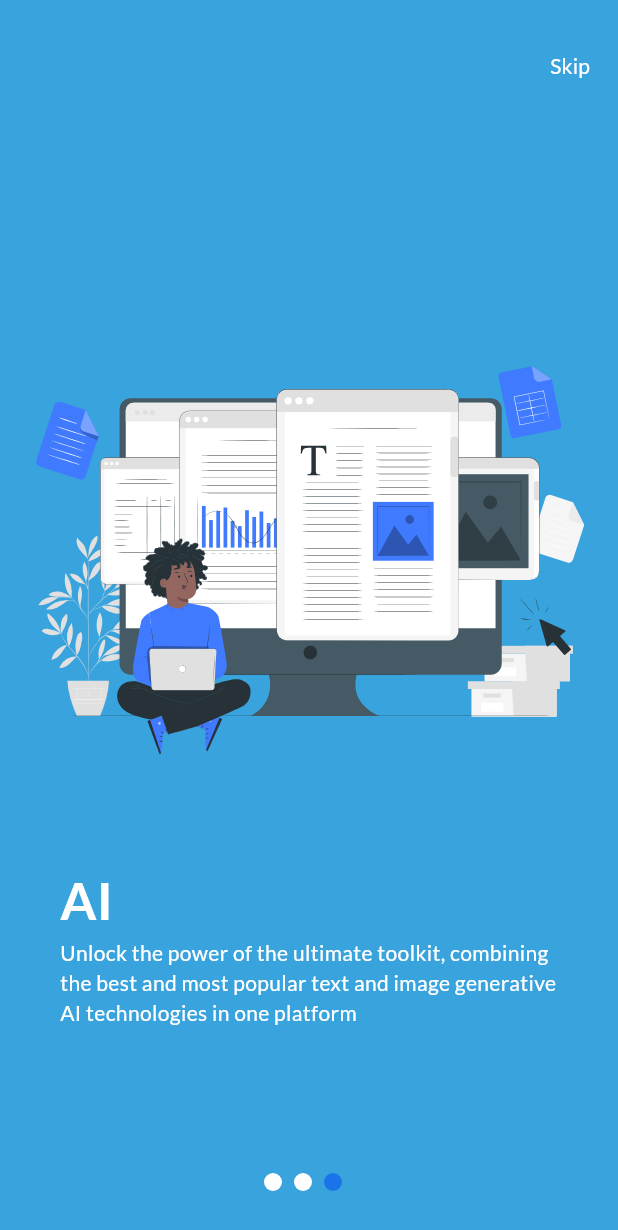
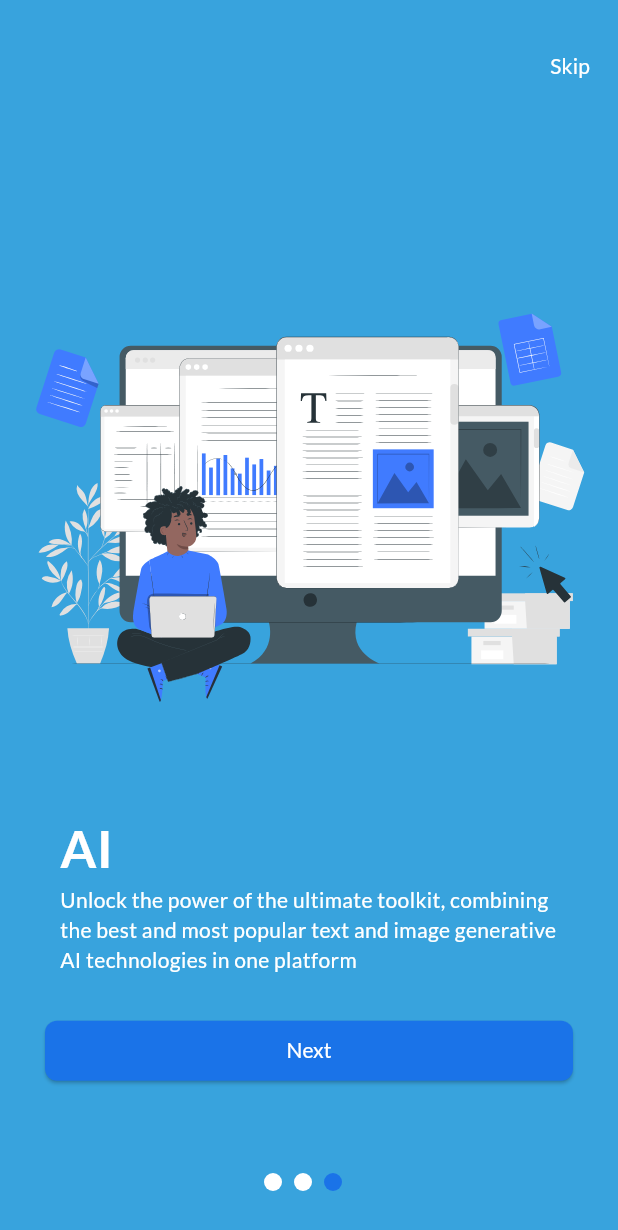
Before and after one commit to imdadAdelabou/docs.ai, a Flutter app: the screen it shows after launch, swiped to page 3, on a phone screen of 412 x 824 dp. Shown: the top 1230 px of the screen. Run offline on Flutter 3.47's test engine with Material 3 defaults, Android fonts, the phone set to English and light mode, and no system bars; our stand-ins replace cached_network_image, dio, file_picker, firebase_core, firebase_storage, flutter_riverpod and 8 more; missing offline and left inert: flutter_quill; accounts and stored records are empty.

Commit message:
[FEAT] Add a next button to redirect the user on the login view

```diff
--- a/lib/screens/login/login_large_view.dart
+++ b/lib/screens/login/login_large_view.dart
@@ -1,3 +1,4 @@
+import 'package:flutter/cupertino.dart';
 import 'package:flutter/material.dart';
 import 'package:flutter/widgets.dart';
 import 'package:flutter_svg/svg.dart';
@@ -6,6 +7,7 @@ import 'package:google_clone/screens/login/model.dart';
 import 'package:google_clone/utils/app_assets.dart';
 import 'package:google_clone/utils/app_text.dart';
 import 'package:google_clone/utils/colors.dart';
+import 'package:google_clone/widgets/custom_btn.dart';
 import 'package:google_fonts/google_fonts.dart';
 import 'package:routemaster/routemaster.dart';
 
@@ -127,11 +129,32 @@ class _OnBoardingForMobileState extends State<OnBoardingForMobile> {
             onPageChanged: (int value) => setState(() {
               _currentIndex = value;
             }),
-            itemBuilder: (BuildContext context, int index) => _OnBoardingView(
-              item: _onBoardingItems[index],
-              iconHeight: maxHeight * .5,
-              titleFontSize: 24,
-              descriptionFontSize: 14,
+            itemBuilder: (BuildContext context, int index) => Column(
+              mainAxisAlignment: MainAxisAlignment.center,
+              mainAxisSize: MainAxisSize.min,
+              children: <Widget>[
+                _OnBoardingView(
+                  item: _onBoardingItems[index],
+                  iconHeight: maxHeight * .5,
+                  titleFontSize: 24,
+                  descriptionFontSize: 14,
+                ),
+                Visibility(
+                  visible: index == _onBoardingItems.length - 1,
+                  child: Padding(
+                    padding: const EdgeInsets.only(
+                      top: 30,
+                      right: 30,
+                      left: 30,
+                    ),
+                    child: CustomBtn(
+                      label: AppText.next,
+                      onPressed: () =>
+                          Routemaster.of(context).replace('/login'),
+                    ),
+                  ),
+                )
+              ],
             ),
           ),
         ),
--- a/lib/utils/app_text.dart
+++ b/lib/utils/app_text.dart
@@ -42,4 +42,7 @@ class AppText {
   /// Contains the text that is displayed on the AI description
   static const String aiDescription =
       'Unlock the power of the ultimate toolkit, combining the best and most popular text and image generative AI technologies in one platform';
+
+  /// Contains the text that is displayed on the next button
+  static const String next = 'Next';
 }
```
